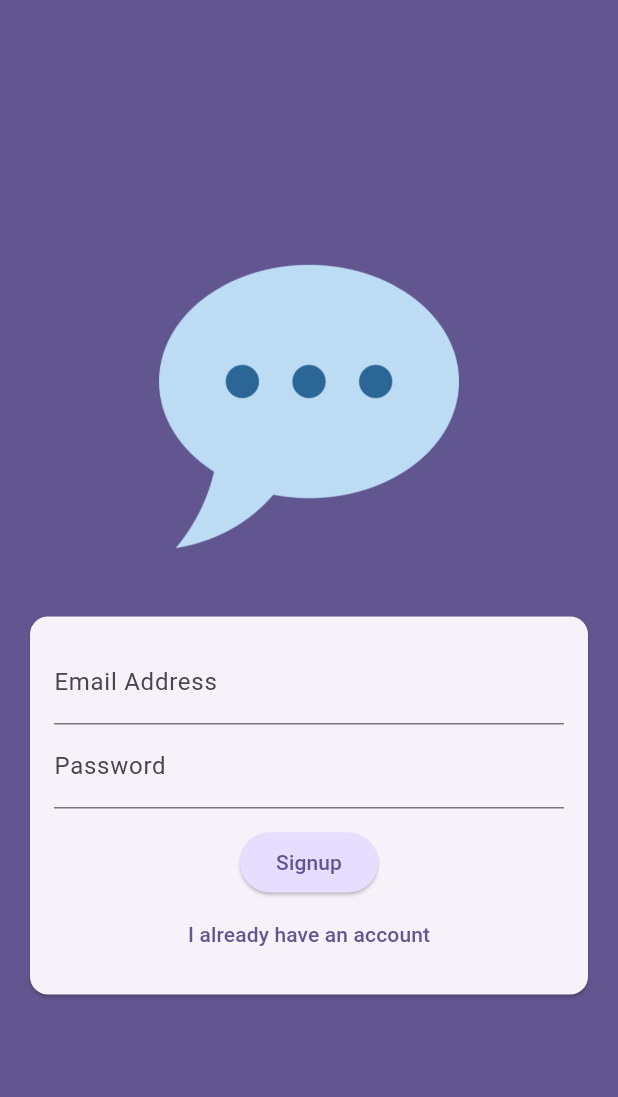
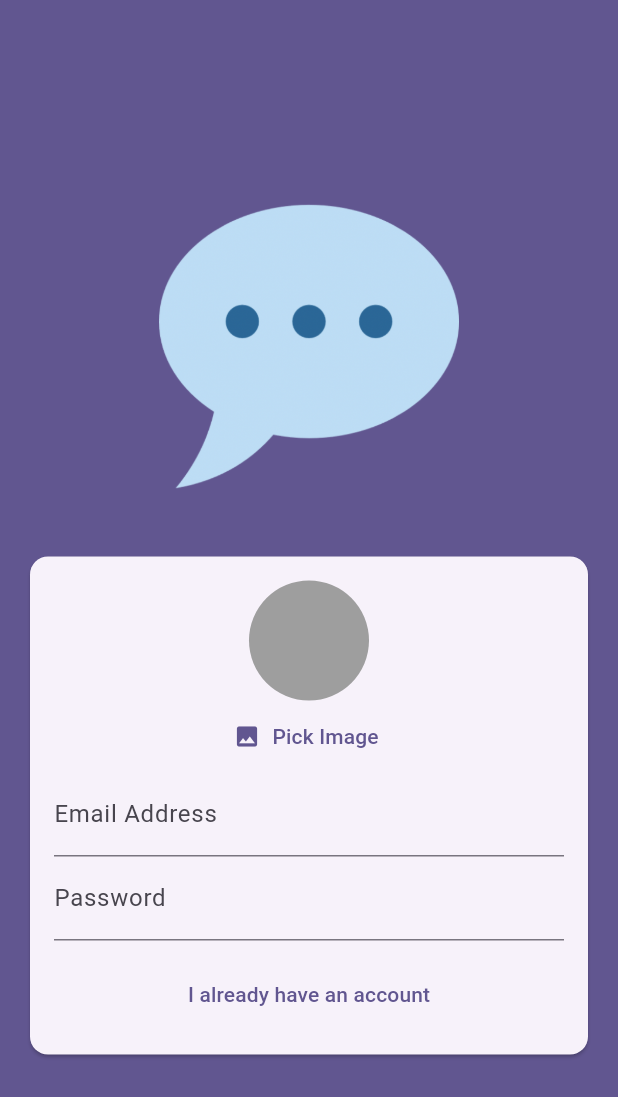
Before and after one commit to bigmosi/chat-app, a Flutter app: the screen it shows after launch, after a tap on "Create an account", on a phone screen of 412 x 824 dp. Shown: the top 1097 px of the screen. Run offline on Flutter 3.47's test engine with Material 3 defaults, Android fonts, the phone set to English and light mode, and no system bars; our stand-ins replace cloud_firestore, firebase_auth, firebase_core, firebase_storage, image_picker; accounts and stored records are empty.

```diff
--- a/lib/main.dart
+++ b/lib/main.dart
@@ -1,4 +1,5 @@
 import 'package:chat_app/screens/chat.dart';
+import 'package:chat_app/screens/splash.dart';
 import 'package:firebase_auth/firebase_auth.dart';
 import 'package:flutter/material.dart';
 import 'package:chat_app/screens/auth.dart';
@@ -27,6 +28,9 @@ class App extends StatelessWidget {
             seedColor: const Color.fromARGB(255, 63, 17, 177)),
       ),
       home: StreamBuilder(stream: FirebaseAuth.instance.authStateChanges(), builder: (ctx, snapshot) {
+        if (snapshot.connectionState == ConnectionState.waiting) {
+          return const SplashScreen();
+        }
         if (snapshot.hasData) {
           return const ChatScreen();
         } else {
--- a/lib/screens/auth.dart
+++ b/lib/screens/auth.dart
@@ -1,5 +1,9 @@
+import 'package:chat_app/widgets/user_image_picker.dart';
+import 'package:firebase_storage/firebase_storage.dart';
+import 'package:cloud_firestore/cloud_firestore.dart';
 import 'package:flutter/material.dart';
 import 'package:firebase_auth/firebase_auth.dart';
+import 'dart:io';
 
 final _firebase = FirebaseAuth.instance;
 
@@ -18,6 +22,9 @@ class _AuthScreenState extends State<AuthScreen> {
 
   var _enteredEmail = '';
   var _enteredPassword = '';
+  File? _selectedImage;
+
+  var _isLoading = false;
 
   void _submit() async {
     final isValid = _formKey.currentState!.validate();
@@ -26,9 +33,16 @@ class _AuthScreenState extends State<AuthScreen> {
       return;
     }
 
+    if (_selectedImage == null && !_isLogin) {
+      return;
+    }
+
     _formKey.currentState!.save();
 
     try {
+      setState(() {
+        _isLoading = true;
+      });
       if (_isLogin) {
         final userCredentials = await _firebase.signInWithEmailAndPassword(
             email: _enteredEmail, password: _enteredPassword);
@@ -37,7 +51,17 @@ class _AuthScreenState extends State<AuthScreen> {
           email: _enteredEmail,
           password: _enteredPassword,
         );
-        print(userCredentials);
+        final storageRef = FirebaseStorage.instance.ref().child('user_images').child('${userCredentials.user!.uid}.jpg');
+        await storageRef.putFile(_selectedImage!);
+
+        final url = await storageRef.getDownloadURL();
+
+        // await _firebase.currentUser!.updatePhotoURL(url);
+        await FirebaseFirestore.instance.collection('users').doc(userCredentials.user!.uid).set({
+          'username': 'username', // TODO: Add username field in the form and replace 'username' with 'usernameController.text
+          'email': _enteredEmail,
+          'image_url': url,
+        });
       }
     } on FirebaseAuthException catch (error) {
       if (error.code == 'email-already-in-use') {
@@ -46,6 +70,9 @@ class _AuthScreenState extends State<AuthScreen> {
       ScaffoldMessenger.of(context).clearSnackBars();
       ScaffoldMessenger.of(context).showSnackBar(
           SnackBar(content: Text(error.message ?? 'Authentication failed.')));
+      setState(() {
+        _isLoading = false;
+      });
     }
   }
 
@@ -74,6 +101,9 @@ class _AuthScreenState extends State<AuthScreen> {
                         child: Column(
                           mainAxisSize: MainAxisSize.min,
                           children: [
+                            if (!_isLogin) UserImagePicker( imagePickFn: (pickedImage) {
+                              _selectedImage = pickedImage;
+                            },),
                             TextFormField(
                               decoration: const InputDecoration(
                                   labelText: 'Email Address'),
@@ -109,6 +139,7 @@ class _AuthScreenState extends State<AuthScreen> {
                               },
                             ),
                             const SizedBox(height: 12),
+                            if (_isLoading)
                             ElevatedButton(
                               onPressed: _submit,
                               style: ElevatedButton.styleFrom(
@@ -117,6 +148,7 @@ class _AuthScreenState extends State<AuthScreen> {
                                       .primaryContainer),
                               child: Text(_isLogin ? 'login' : 'Signup'),
                             ),
+                            if (_isLoading) const CircularProgressIndicator(),
                             TextButton(
                                 onPressed: () {
                                   setState(() {
--- /dev/null
+++ b/lib/screens/splash.dart
@@ -0,0 +1,15 @@
+import 'package:flutter/material.dart';
+
+class SplashScreen extends StatelessWidget {
+  const SplashScreen({Key? key}) : super(key: key);
+  @override
+  Widget build(BuildContext context) {
+    return const Scaffold(
+      body: Center(
+        child: Text(
+          'Loading...'
+        ),
+      ),
+    );
+  }
+}
--- /dev/null
+++ b/lib/widgets/user_image_picker.dart
@@ -0,0 +1,53 @@
+import 'package:flutter/material.dart';
+import 'package:image_picker/image_picker.dart';
+import 'dart:io';
+
+class UserImagePicker extends StatefulWidget {
+  const UserImagePicker({super.key, required this.imagePickFn});
+
+  final void Function(File pickedImage) imagePickFn;
+
+  @override
+  State<UserImagePicker> createState() {
+   return _UserImagePickerState();
+  }
+}
+
+class _UserImagePickerState extends State<UserImagePicker> {
+  File? _pickedImageFile;
+
+  void _pickImage() async {
+    final pickedImage = await ImagePicker().pickImage(source: ImageSource.camera, imageQuality: 50, maxWidth: 150);
+
+    if (pickedImage == null) {
+      return;
+    }
+
+    setState(() {
+      _pickedImageFile = File(pickedImage.path);
+    });
+
+    widget.imagePickFn(File(_pickedImageFile!.path));
+  }
+
+  @override
+  Widget build(BuildContext context) {
+    return Column(
+      children: [
+        CircleAvatar(
+          radius: 40,
+          backgroundColor: Colors.grey,
+          foregroundImage:
+              _pickedImageFile != null ? FileImage(_pickedImageFile!) : null,
+        ),
+        TextButton.icon(
+          onPressed: _pickImage,
+          icon: const Icon(Icons.image),
+          label: Text('Pick Image', style: TextStyle(
+            color: Theme.of(context).colorScheme.primary,
+          ),),
+        ),
+      ],
+    );
+  }
+}
--- a/pubspec.yaml
+++ b/pubspec.yaml
@@ -37,6 +37,9 @@ dependencies:
   cupertino_icons: ^1.0.2
   firebase_core: ^2.25.4
   firebase_auth: ^4.17.4
+  firebase_storage: ^11.6.5
+  image_picker: ^1.0.7
+  cloud_firestore: ^4.15.4
 
 dev_dependencies:
   flutter_test:
```
Also changed, not shown: lib/screens/chat.dart (+9 -0 lines), pubspec.lock, 5 other files.
